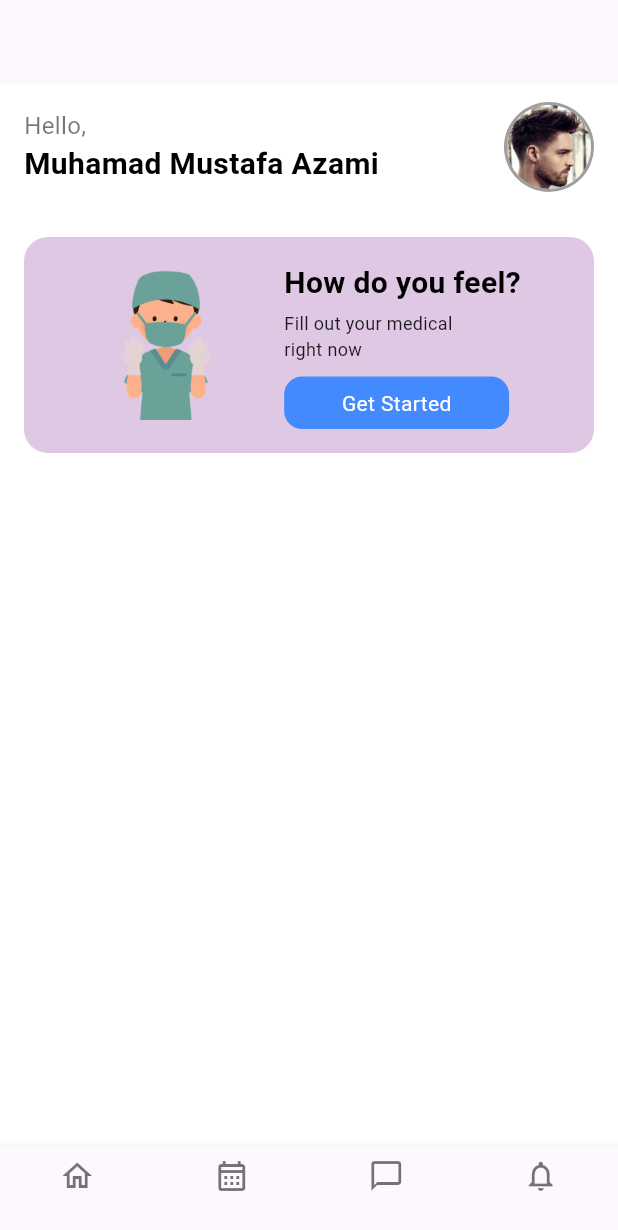
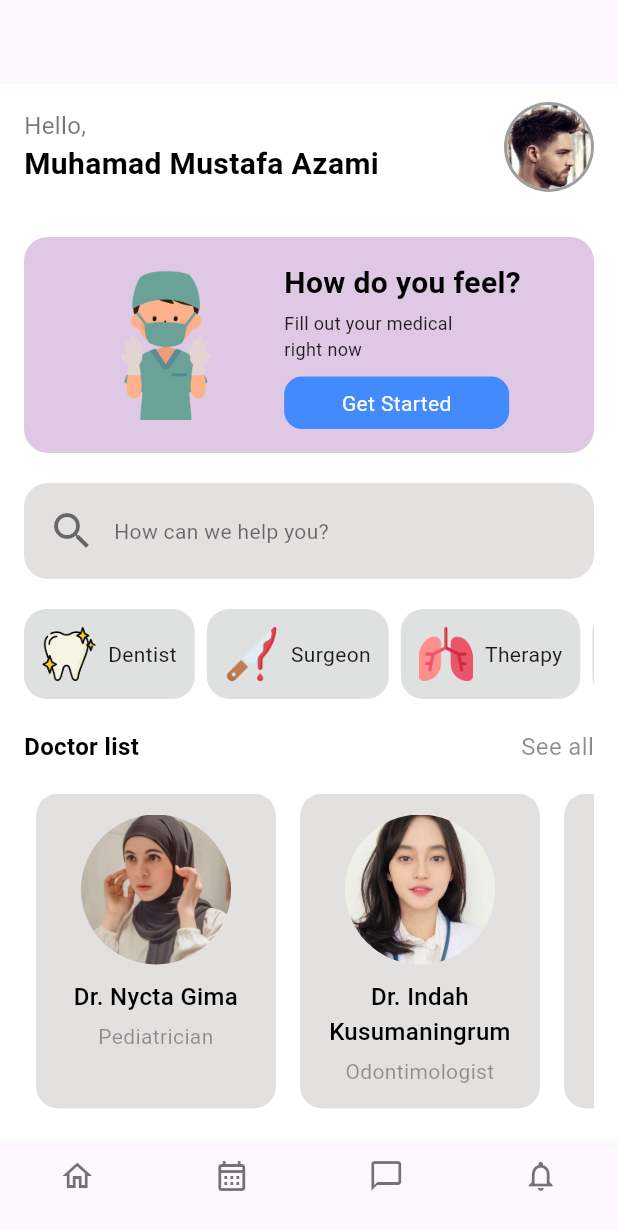
Before and after one commit to mrazak9/flutter_medical_app, a Flutter app: the screen it shows after launch, on a phone screen of 412 x 824 dp. Shown: the top 1230 px of the screen. Run offline on Flutter 3.47's test engine with Material 2 defaults, Android fonts, the phone set to English and light mode, and no system bars.

Commit message:
continue ui

```diff
--- a/lib/pages/home_page.dart
+++ b/lib/pages/home_page.dart
@@ -1,4 +1,6 @@
 import 'package:flutter/material.dart';
+import 'package:flutter_medical_app/widgets/doctor_item.dart';
+import 'package:flutter_medical_app/widgets/specialist_item.dart';
 
 class HomePage extends StatefulWidget {
   const HomePage({super.key});
@@ -130,6 +132,109 @@ class _HomePageState extends State<HomePage> {
                   ],
                 ),
               ),
+              const SizedBox(height: 20),
+              Container(
+                padding: const EdgeInsets.only(left: 16),
+                height: 64,
+                decoration: BoxDecoration(
+                  color: const Color.fromARGB(95, 179, 173, 172),
+                  borderRadius: BorderRadius.circular(16),
+                ),
+                child: const Row(
+                  children: [
+                    Icon(
+                      Icons.search,
+                      size: 32,
+                      color: Colors.black54,
+                    ),
+                    SizedBox(width: 12),
+                    Text(
+                      "How can we help you?",
+                      style: TextStyle(
+                        color: Colors.black54,
+                      ),
+                    ),
+                  ],
+                ),
+              ),
+              const SizedBox(height: 20),
+              SizedBox(
+                height: 60,
+                child: ListView(
+                  scrollDirection: Axis.horizontal,
+                  children: const [
+                    SpecialistItem(
+                      imagepath: 'assets/clean.png',
+                      imageName: 'Dentist',
+                    ),
+                    SizedBox(width: 8),
+                    SpecialistItem(
+                      imagepath: 'assets/knife.png',
+                      imageName: "Surgeon",
+                    ),
+                    SizedBox(width: 8),
+                    SpecialistItem(
+                      imagepath: 'assets/lungs.png',
+                      imageName: "Therapy",
+                    ),
+                    SizedBox(width: 8),
+                    SpecialistItem(
+                      imagepath: 'assets/hormones.png',
+                      imageName: "Physiologist",
+                    ),
+                  ],
+                ),
+              ),
+              const SizedBox(height: 20),
+              const Row(
+                mainAxisAlignment: MainAxisAlignment.spaceBetween,
+                children: [
+                  Text(
+                    'Doctor list',
+                    style: TextStyle(
+                      color: Colors.black,
+                      fontWeight: FontWeight.bold,
+                      fontSize: 16,
+                    ),
+                  ),
+                  Text(
+                    'See all',
+                    style: TextStyle(
+                      color: Colors.black45,
+                      fontSize: 16,
+                    ),
+                  ),
+                ],
+              ),
+              const SizedBox(height: 20),
+              SizedBox(
+                height: 210,
+                child: ListView(
+                  scrollDirection: Axis.horizontal,
+                  children: const [
+                    DoctorItem(
+                      image: 'assets/1.png',
+                      name: 'Nycta Gima',
+                      specialist: 'Pediatrician',
+                    ),
+                    DoctorItem(
+                      image: 'assets/2.png',
+                      name: 'Indah Kusumaningrum',
+                      specialist: 'Odontimologist',
+                    ),
+                    DoctorItem(
+                      image: 'assets/3.png',
+                      name: 'Reisa Broto ASmoro',
+                      specialist: 'Surgeon',
+                    ),
+                    DoctorItem(
+                      image: 'assets/4.png',
+                      name: 'Mesty Ariotedjo',
+                      specialist: 'Ophtamologist',
+                    ),
+                  ],
+                ),
+              ),
             ],
           ),
         ),
--- /dev/null
+++ b/lib/widgets/doctor_item.dart
@@ -0,0 +1,58 @@
+// ignore_for_file: public_member_api_docs, sort_constructors_first
+import 'package:flutter/material.dart';
+
+class DoctorItem extends StatelessWidget {
+  final String image;
+  final String name;
+  final String specialist;
+  const DoctorItem({
+    Key? key,
+    required this.image,
+    required this.name,
+    required this.specialist,
+  }) : super(key: key);
+
+  @override
+  Widget build(BuildContext context) {
+    return Padding(
+      padding: const EdgeInsets.symmetric(horizontal: 8),
+      child: Container(
+        width: 160,
+        decoration: BoxDecoration(
+          color: const Color.fromARGB(95, 179, 173, 173),
+          borderRadius: BorderRadius.circular(15),
+        ),
+        padding: const EdgeInsets.symmetric(
+          horizontal: 14,
+          vertical: 14,
+        ),
+        child: Column(
+          children: [
+            CircleAvatar(
+              radius: 50,
+              backgroundImage: AssetImage(image),
+            ),
+            const SizedBox(height: 10),
+            Text(
+              "Dr. $name",
+              overflow: TextOverflow.fade,
+              maxLines: 2,
+              textAlign: TextAlign.center,
+              style: const TextStyle(
+                color: Colors.black,
+                fontWeight: FontWeight.w500,
+                fontSize: 16,
+              ),
+            ),
+            const SizedBox(height: 5),
+            Text(
+              specialist,
+              textAlign: TextAlign.center,
+              style: const TextStyle(color: Colors.black38),
+            )
+          ],
+        ),
+      ),
+    );
+  }
+}
--- /dev/null
+++ b/lib/widgets/specialist_item.dart
@@ -0,0 +1,37 @@
+// ignore_for_file: public_member_api_docs, sort_constructors_first
+import 'package:flutter/material.dart';
+
+class SpecialistItem extends StatelessWidget {
+  final String imagepath;
+  final String imageName;
+
+  const SpecialistItem({
+    Key? key,
+    required this.imagepath,
+    required this.imageName,
+  }) : super(key: key);
+
+  @override
+  Widget build(BuildContext context) {
+    return Container(
+      padding: const EdgeInsets.all(12),
+      decoration: BoxDecoration(
+        color: const Color.fromARGB(95, 170, 173, 173),
+        borderRadius: BorderRadius.circular(15),
+      ),
+      child: Row(
+        children: [
+          Image.asset(
+            imagepath,
+            // height: 18,
+          ),
+          const SizedBox(width: 8),
+          Text(
+            imageName,
+            style: const TextStyle(fontSize: 14),
+          ),
+        ],
+      ),
+    );
+  }
+}
```
